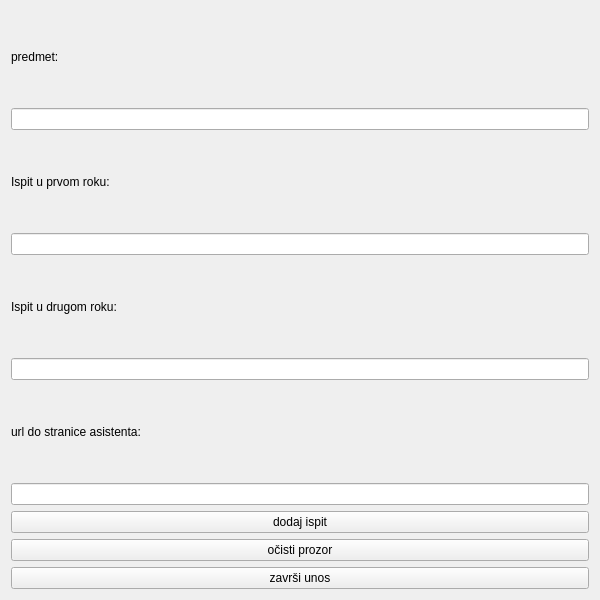
Qt form Planer/MatfPlaner/forms/InsertExams.ui (stenjo1/MATF_Planner) before a commit.
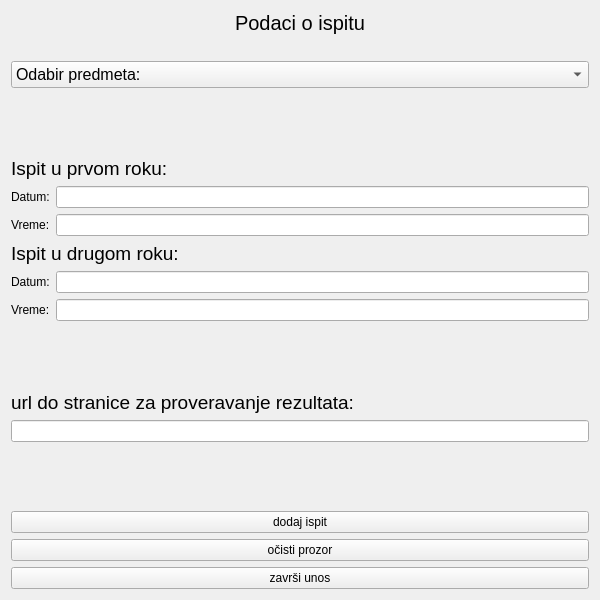
The same form after that commit.

The edit to the form file:
```diff
--- a/Planer/MatfPlaner/forms/InsertExams.ui
+++ b/Planer/MatfPlaner/forms/InsertExams.ui
@@ -14,46 +14,176 @@
    <string>Form</string>
   </property>
   <layout class="QVBoxLayout" name="verticalLayout">
+   <item>
+    <widget class="QLabel" name="label_6">
+     <property name="font">
+      <font>
+       <pointsize>15</pointsize>
+      </font>
+     </property>
+     <property name="text">
+      <string>Podaci o ispitu</string>
+     </property>
+     <property name="alignment">
+      <set>Qt::AlignCenter</set>
+     </property>
+    </widget>
+   </item>
    <item>
     <widget class="QLabel" name="examLabel">
      <property name="text">
-      <string>predmet:</string>
+      <string/>
      </property>
     </widget>
    </item>
    <item>
-    <widget class="QLineEdit" name="examLineEdit"/>
+    <widget class="QComboBox" name="comboBox">
+     <property name="font">
+      <font>
+       <pointsize>12</pointsize>
+      </font>
+     </property>
+     <item>
+      <property name="text">
+       <string>Odabir predmeta:</string>
+      </property>
+     </item>
+    </widget>
+   </item>
+   <item>
+    <spacer name="verticalSpacer_2">
+     <property name="orientation">
+      <enum>Qt::Vertical</enum>
+     </property>
+     <property name="sizeHint" stdset="0">
+      <size>
+       <width>20</width>
+       <height>40</height>
+      </size>
+     </property>
+    </spacer>
    </item>
    <item>
     <widget class="QLabel" name="dateLabel">
+     <property name="font">
+      <font>
+       <pointsize>14</pointsize>
+      </font>
+     </property>
      <property name="text">
       <string>Ispit u prvom roku:</string>
      </property>
     </widget>
    </item>
    <item>
-    <widget class="QLineEdit" name="dateLineEdit1"/>
+    <layout class="QHBoxLayout" name="horizontalLayout_2">
+     <item>
+      <widget class="QLabel" name="label_2">
+       <property name="text">
+        <string>Datum:</string>
+       </property>
+      </widget>
+     </item>
+     <item>
+      <widget class="QLineEdit" name="dateLineEdit1"/>
+     </item>
+    </layout>
+   </item>
+   <item>
+    <layout class="QHBoxLayout" name="horizontalLayout_3">
+     <item>
+      <widget class="QLabel" name="label_3">
+       <property name="text">
+        <string>Vreme:</string>
+       </property>
+      </widget>
+     </item>
+     <item>
+      <widget class="QLineEdit" name="timeLineEdit1"/>
+     </item>
+    </layout>
    </item>
    <item>
     <widget class="QLabel" name="label">
+     <property name="font">
+      <font>
+       <pointsize>14</pointsize>
+      </font>
+     </property>
      <property name="text">
       <string>Ispit u drugom roku:</string>
      </property>
     </widget>
    </item>
    <item>
-    <widget class="QLineEdit" name="dateLineEdit2"/>
+    <layout class="QHBoxLayout" name="horizontalLayout_4">
+     <item>
+      <widget class="QLabel" name="label_4">
+       <property name="text">
+        <string>Datum:</string>
+       </property>
+      </widget>
+     </item>
+     <item>
+      <widget class="QLineEdit" name="dateLineEdit2"/>
+     </item>
+    </layout>
+   </item>
+   <item>
+    <layout class="QHBoxLayout" name="horizontalLayout_5">
+     <item>
+      <widget class="QLabel" name="label_5">
+       <property name="text">
+        <string>Vreme:</string>
+       </property>
+      </widget>
+     </item>
+     <item>
+      <widget class="QLineEdit" name="timeLineEdit2"/>
+     </item>
+    </layout>
+   </item>
+   <item>
+    <spacer name="verticalSpacer_3">
+     <property name="orientation">
+      <enum>Qt::Vertical</enum>
+     </property>
+     <property name="sizeHint" stdset="0">
+      <size>
+       <width>20</width>
+       <height>40</height>
+      </size>
+     </property>
+    </spacer>
    </item>
    <item>
     <widget class="QLabel" name="urlLabel">
+     <property name="font">
+      <font>
+       <pointsize>14</pointsize>
+      </font>
+     </property>
      <property name="text">
-      <string>url do stranice asistenta:</string>
+      <string>url do stranice za proveravanje rezultata:</string>
      </property>
     </widget>
    </item>
    <item>
     <widget class="QLineEdit" name="urlLineEdit"/>
    </item>
+   <item>
+    <spacer name="verticalSpacer">
+     <property name="orientation">
+      <enum>Qt::Vertical</enum>
+     </property>
+     <property name="sizeHint" stdset="0">
+      <size>
+       <width>20</width>
+       <height>40</height>
+      </size>
+     </property>
+    </spacer>
+   </item>
    <item>
     <widget class="QPushButton" name="addExamButton">
      <property name="text">
```
